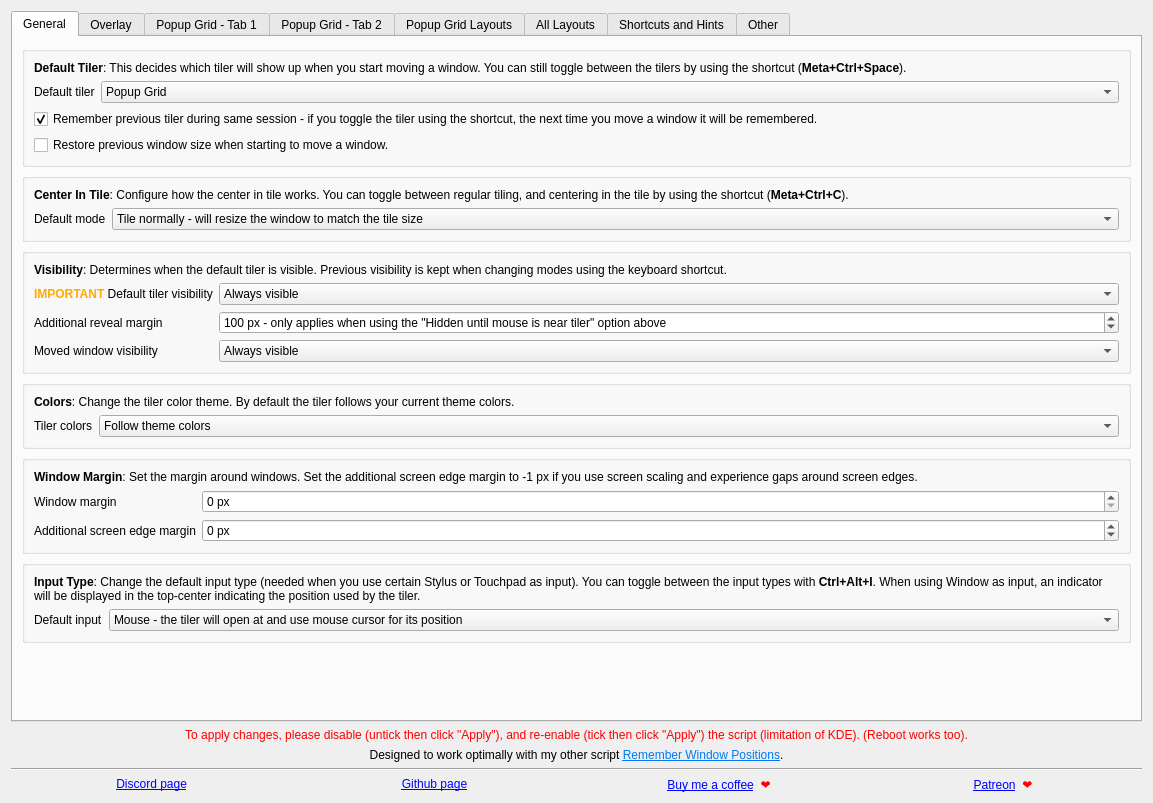
First picture: the form in src/contents/ui/config.ui, repository rxappdev/MouseTiler, before the edit.
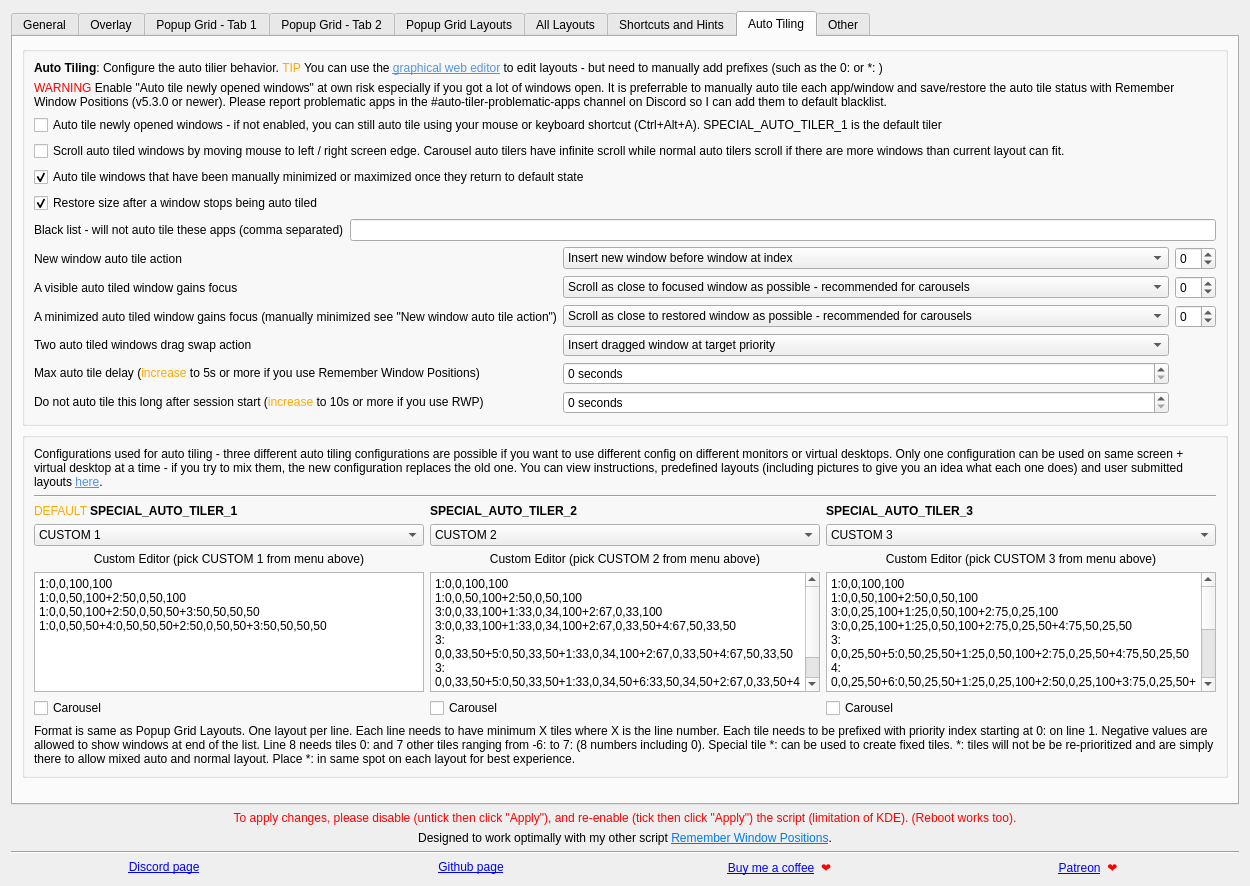
Second picture: the form after the edit. The open tabs and pages were chosen to show the change. Icons and pictures are not drawn.

Commit message: Added auto-tiling support (16 pre-defined auto-tilers to chose from + ability to create own layouts). Supports carousels and static layouts (or mix of both). Added setting to change grid tiler background opacity.

```diff
--- a/src/contents/ui/config.ui
+++ b/src/contents/ui/config.ui
@@ -6,8 +6,8 @@
    <rect>
     <x>0</x>
     <y>0</y>
-    <width>1153</width>
-    <height>803</height>
+    <width>1250</width>
+    <height>886</height>
    </rect>
   </property>
   <property name="sizePolicy">
@@ -19,7 +19,7 @@
   <property name="minimumSize">
    <size>
     <width>1060</width>
-    <height>765</height>
+    <height>766</height>
    </size>
   </property>
   <layout class="QVBoxLayout" name="verticalLayout">
@@ -2147,6 +2147,825 @@
           </item>
          </layout>
         </widget>
+       </item>
+       <item>
+        <spacer name="verticalSpacer_6">
+         <property name="orientation">
+          <enum>Qt::Orientation::Vertical</enum>
+         </property>
+         <property name="sizeHint" stdset="0">
+          <size>
+           <width>0</width>
+           <height>0</height>
+          </size>
+         </property>
+        </spacer>
+       </item>
+      </layout>
+     </widget>
+     <widget class="QWidget" name="tab_autoTile">
+      <attribute name="icon">
+       <iconset theme="process-working"/>
+      </attribute>
+      <attribute name="title">
+       <string>Auto Tiling</string>
+      </attribute>
+      <layout class="QVBoxLayout" name="verticalLayout_25">
+       <item>
+        <widget class="QGroupBox" name="groupBox_16">
+         <property name="title">
+          <string/>
+         </property>
+         <layout class="QVBoxLayout" name="verticalLayout_27">
+          <item>
+           <widget class="QLabel" name="label_74">
+            <property name="text">
+             <string>&lt;html&gt;&lt;head/&gt;&lt;body&gt;&lt;p&gt;&lt;span style=&quot; font-weight:700;&quot;&gt;Auto Tiling&lt;/span&gt;: Configure the auto tilier behavior. &lt;span style=&quot; color:#ffaa00;&quot;&gt;TIP&lt;/span&gt; You can use the &lt;a href=&quot;https://rxweb.epizy.com/mousetiler/editor.html&quot;&gt;&lt;span style=&quot; text-decoration: underline; color:#5294e2;&quot;&gt;graphical web editor&lt;/span&gt;&lt;/a&gt; to edit layouts - but need to manually add prefixes (such as the 0: or *: )&lt;/p&gt;&lt;/body&gt;&lt;/html&gt;</string>
+            </property>
+            <property name="openExternalLinks">
+             <bool>true</bool>
+            </property>
+           </widget>
+          </item>
+          <item>
+           <widget class="QLabel" name="label_91">
+            <property name="text">
+             <string>&lt;html&gt;&lt;head/&gt;&lt;body&gt;&lt;p&gt;&lt;span style=&quot; color:#ff0000;&quot;&gt;WARNING&lt;/span&gt; Enable &amp;quot;Auto tile newly opened windows&amp;quot; at own risk especially if you got a lot of windows open. It is preferrable to manually auto tile each app/window and save/restore the auto tile status with Remember Window Positions (v5.3.0 or newer). Please report problematic apps in the #auto-tiler-problematic-apps channel on Discord so I can add them to default blacklist.&lt;/p&gt;&lt;/body&gt;&lt;/html&gt;</string>
+            </property>
+            <property name="wordWrap">
+             <bool>true</bool>
+            </property>
+           </widget>
+          </item>
+          <item>
+           <widget class="QCheckBox" name="kcfg_autoTileNewWindows">
+            <property name="text">
+             <string>Auto tile newly opened windows - if not enabled, you can still auto tile using your mouse or keyboard shortcut (Ctrl+Alt+A). SPECIAL_AUTO_TILER_1 is the default tiler</string>
+            </property>
+           </widget>
+          </item>
+          <item>
+           <widget class="QCheckBox" name="kcfg_autoTilerEdgeScroll">
+            <property name="text">
+             <string>Scroll auto tiled windows by moving mouse to left / right screen edge. Carousel auto tilers have infinite scroll while normal auto tilers scroll if there are more windows than current layout can fit.</string>
+            </property>
+           </widget>
+          </item>
+          <item>
+           <widget class="QCheckBox" name="kcfg_autoTileMinimizedMaximized">
+            <property name="text">
+             <string>Auto tile windows that have been manually minimized or maximized once they return to default state</string>
+            </property>
+            <property name="checked">
+             <bool>true</bool>
+            </property>
+           </widget>
+          </item>
+          <item>
+           <widget class="QCheckBox" name="kcfg_autoTileRestoreSize">
+            <property name="text">
+             <string>Restore size after a window stops being auto tiled</string>
+            </property>
+            <property name="checked">
+             <bool>true</bool>
+            </property>
+           </widget>
+          </item>
+          <item>
+           <layout class="QFormLayout" name="formLayout_9">
+            <item row="0" column="1">
+             <widget class="QLineEdit" name="kcfg_autoTileBlacklist"/>
+            </item>
+            <item row="0" column="0">
+             <widget class="QLabel" name="label_90">
+              <property name="text">
+               <string>Black list - will not auto tile these apps (comma separated)</string>
+              </property>
+             </widget>
+            </item>
+           </layout>
+          </item>
+          <item>
+           <layout class="QGridLayout" name="gridLayout_4">
+            <item row="0" column="0">
+             <widget class="QLabel" name="label_76">
+              <property name="text">
+               <string>New window auto tile action</string>
+              </property>
+             </widget>
+            </item>
+            <item row="1" column="1">
+             <widget class="QComboBox" name="kcfg_autoTileFocusAction">
+              <property name="sizePolicy">
+               <sizepolicy hsizetype="MinimumExpanding" vsizetype="Fixed">
+                <horstretch>0</horstretch>
+                <verstretch>0</verstretch>
+               </sizepolicy>
+              </property>
+              <item>
+               <property name="text">
+                <string>Scroll as close to focused window as possible - recommended for carousels</string>
+               </property>
+              </item>
+              <item>
+               <property name="text">
+                <string>Insert focused window at index</string>
+               </property>
+              </item>
+              <item>
+               <property name="text">
+                <string>Insert focused window at index - ignore primary</string>
+               </property>
+              </item>
+              <item>
+               <property name="text">
+                <string>Swap place with window at index</string>
+               </property>
+              </item>
+              <item>
+               <property name="text">
+                <string>Swap place with window at index - ignore primary</string>
+               </property>
+              </item>
+              <item>
+               <property name="text">
+                <string>Do nothing</string>
+               </property>
+              </item>
+             </widget>
+            </item>
+            <item row="0" column="1">
+             <widget class="QComboBox" name="kcfg_autoTileWindowAction">
+              <property name="sizePolicy">
+               <sizepolicy hsizetype="MinimumExpanding" vsizetype="Fixed">
+                <horstretch>0</horstretch>
+                <verstretch>0</verstretch>
+               </sizepolicy>
+              </property>
+              <item>
+               <property name="text">
+                <string>Insert new window before window at index</string>
+               </property>
+              </item>
+              <item>
+               <property name="text">
+                <string>Insert new window after window at index</string>
+               </property>
+              </item>
+             </widget>
+            </item>
+            <item row="6" column="0">
+             <widget class="QLabel" name="label_79">
+              <property name="text">
+               <string>&lt;html&gt;&lt;head/&gt;&lt;body&gt;&lt;p&gt;Do not auto tile this long after session start (&lt;span style=&quot; color:#ffaa00;&quot;&gt;increase&lt;/span&gt; to 10s or more if you use RWP)&lt;/p&gt;&lt;/body&gt;&lt;/html&gt;</string>
+              </property>
+             </widget>
+            </item>
+            <item row="1" column="0">
+             <widget class="QLabel" name="label_78">
+              <property name="text">
+               <string>A visible auto tiled window gains focus</string>
+              </property>
+             </widget>
+            </item>
+            <item row="5" column="1">
+             <widget class="QSpinBox" name="kcfg_maxAutoTileDelay">
+              <property name="sizePolicy">
+               <sizepolicy hsizetype="MinimumExpanding" vsizetype="Fixed">
+                <horstretch>0</horstretch>
+                <verstretch>0</verstretch>
+               </sizepolicy>
+              </property>
+              <property name="suffix">
+               <string> seconds</string>
+              </property>
+              <property name="maximum">
+               <number>60</number>
+              </property>
+             </widget>
+            </item>
+            <item row="2" column="0">
+             <widget class="QLabel" name="label_89">
+              <property name="text">
+               <string>A minimized auto tiled window gains focus (manually minimized see &quot;New window auto tile action&quot;)</string>
+              </property>
+             </widget>
+            </item>
+            <item row="0" column="2">
+             <widget class="QSpinBox" name="kcfg_autoTileWindowIndex">
+              <property name="minimum">
+               <number>-1</number>
+              </property>
+              <property name="maximum">
+               <number>16</number>
+              </property>
+             </widget>
+            </item>
+            <item row="5" column="0">
+             <widget class="QLabel" name="label_75">
+              <property name="text">
+               <string>&lt;html&gt;&lt;head/&gt;&lt;body&gt;&lt;p&gt;Max auto tile delay (&lt;span style=&quot; color:#ffaa00;&quot;&gt;increase&lt;/span&gt; to 5s or more if you use Remember Window Positions)&lt;/p&gt;&lt;/body&gt;&lt;/html&gt;</string>
+              </property>
+             </widget>
+            </item>
+            <item row="3" column="0">
+             <widget class="QLabel" name="label_77">
+              <property name="text">
+               <string>Two auto tiled windows drag swap action</string>
+              </property>
+             </widget>
+            </item>
+            <item row="3" column="1">
+             <widget class="QComboBox" name="kcfg_autoTileDragSwapAction">
+              <property name="sizePolicy">
+               <sizepolicy hsizetype="MinimumExpanding" vsizetype="Fixed">
+                <horstretch>0</horstretch>
+                <verstretch>0</verstretch>
+               </sizepolicy>
+              </property>
+              <property name="currentIndex">
+               <number>0</number>
+              </property>
+              <item>
+               <property name="text">
+                <string>Insert dragged window at target priority</string>
+               </property>
+              </item>
+              <item>
+               <property name="text">
+                <string>Swap places</string>
+               </property>
+              </item>
+             </widget>
+            </item>
+            <item row="6" column="1">
+             <widget class="QSpinBox" name="kcfg_maxAutoTileDelaySessionStart">
+              <property name="sizePolicy">
+               <sizepolicy hsizetype="MinimumExpanding" vsizetype="Fixed">
+                <horstretch>0</horstretch>
+                <verstretch>0</verstretch>
+               </sizepolicy>
+              </property>
+              <property name="suffix">
+               <string> seconds</string>
+              </property>
+              <property name="maximum">
+               <number>60</number>
+              </property>
+             </widget>
+            </item>
+            <item row="2" column="1">
+             <widget class="QComboBox" name="kcfg_autoTileMinimizedFocusAction">
+              <property name="sizePolicy">
+               <sizepolicy hsizetype="MinimumExpanding" vsizetype="Fixed">
+                <horstretch>0</horstretch>
+                <verstretch>0</verstretch>
+               </sizepolicy>
+              </property>
+              <item>
+               <property name="text">
+                <string>Scroll as close to restored window as possible - recommended for carousels</string>
+               </property>
+              </item>
+              <item>
+               <property name="text">
+                <string>Insert restored window before window at index</string>
+               </property>
+              </item>
+              <item>
+               <property name="text">
+                <string>Swap place with window at index</string>
+               </property>
+              </item>
+             </widget>
+            </item>
+            <item row="2" column="2">
+             <widget class="QSpinBox" name="kcfg_autoTileMinimizedFocusIndex">
+              <property name="minimum">
+               <number>-1</number>
+              </property>
+              <property name="maximum">
+               <number>16</number>
+              </property>
+             </widget>
+            </item>
+            <item row="1" column="2">
+             <widget class="QSpinBox" name="kcfg_autoTileFocusIndex">
+              <property name="minimum">
+               <number>-1</number>
+              </property>
+              <property name="maximum">
+               <number>16</number>
+              </property>
+             </widget>
+            </item>
+           </layout>
+          </item>
+         </layout>
+        </widget>
+       </item>
+       <item>
+        <widget class="QGroupBox" name="groupBox_15">
+         <property name="title">
+          <string/>
+         </property>
+         <layout class="QVBoxLayout" name="verticalLayout_26">
+          <item>
+           <widget class="QLabel" name="label_81">
+            <property name="text">
+             <string>&lt;html&gt;&lt;head/&gt;&lt;body&gt;&lt;p&gt;Configurations used for auto tiling - three different auto tiling configurations are possible if you want to use different config on different monitors or virtual desktops. Only one configuration can be used on same screen + virtual desktop at a time - if you try to mix them, the new configuration replaces the old one. You can view instructions, predefined layouts (including pictures to give you an idea what each one does) and user submitted layouts &lt;a href=&quot;https://github.com/rxappdev/MouseTiler/blob/main/AUTOTILERGUIDE.md&quot;&gt;&lt;span style=&quot; text-decoration: underline; color:#5294e2;&quot;&gt;here&lt;/span&gt;&lt;/a&gt;.&lt;/p&gt;&lt;/body&gt;&lt;/html&gt;</string>
+            </property>
+            <property name="wordWrap">
+             <bool>true</bool>
+            </property>
+            <property name="openExternalLinks">
+             <bool>true</bool>
+            </property>
+           </widget>
+          </item>
+          <item>
+           <widget class="Line" name="line_18">
+            <property name="orientation">
+             <enum>Qt::Orientation::Horizontal</enum>
+            </property>
+           </widget>
+          </item>
+          <item>
+           <layout class="QGridLayout" name="gridLayout_3">
+            <item row="3" column="2">
+             <widget class="QPlainTextEdit" name="kcfg_autoTilerCustom3">
+              <property name="sizePolicy">
+               <sizepolicy hsizetype="Expanding" vsizetype="Fixed">
+                <horstretch>0</horstretch>
+                <verstretch>0</verstretch>
+               </sizepolicy>
+              </property>
+              <property name="minimumSize">
+               <size>
+                <width>0</width>
+                <height>120</height>
+               </size>
+              </property>
+              <property name="maximumSize">
+               <size>
+                <width>16777215</width>
+                <height>120</height>
+               </size>
+              </property>
+              <property name="plainText">
+               <string>1:0,0,100,100
+1:0,0,50,100+2:50,0,50,100
+3:0,0,25,100+1:25,0,50,100+2:75,0,25,100
+3:0,0,25,100+1:25,0,50,100+2:75,0,25,50+4:75,50,25,50
+3:0,0,25,50+5:0,50,25,50+1:25,0,50,100+2:75,0,25,50+4:75,50,25,50
+4:0,0,25,50+6:0,50,25,50+1:25,0,25,100+2:50,0,25,100+3:75,0,25,50+5:75,50,25,50
+4:0,0,25,50+7:0,50,25,50+1:25,0,25,100+2:50,0,25,50+6:50,50,25,50+3:75,0,25,50+5:75,50,25,50
+4:0,0,25,50+8:0,50,25,50+1:25,0,25,50+7:25,50,25,50+2:50,0,25,50+6:50,50,25,50+3:75,0,25,50+5:75,50,25,50</string>
+              </property>
+             </widget>
+            </item>
+            <item row="0" column="1">
+             <widget class="QLabel" name="label_83">
+              <property name="font">
+               <font>
+                <bold>true</bold>
+               </font>
+              </property>
+              <property name="text">
+               <string>SPECIAL_AUTO_TILER_2</string>
+              </property>
+             </widget>
+            </item>
+            <item row="2" column="2">
+             <widget class="QLabel" name="label_73">
+              <property name="text">
+               <string>Custom Editor (pick CUSTOM 3 from menu above)</string>
+              </property>
+              <property name="alignment">
+               <set>Qt::AlignmentFlag::AlignCenter</set>
+              </property>
+             </widget>
+            </item>
+            <item row="1" column="1">
+             <widget class="QComboBox" name="kcfg_autoTilerMode2">
+              <item>
+               <property name="text">
+                <string>CUSTOM 2</string>
+               </property>
+              </item>
+              <item>
+               <property name="text">
+                <string>✅ Multi-monitor friendly - SINGLE TILE CAROUSEL</string>
+               </property>
+              </item>
+              <item>
+               <property name="text">
+                <string>❌ Multi-monitor friendly - THREE TILE CAROUSEL</string>
+               </property>
+              </item>
+              <item>
+               <property name="text">
+                <string>❌ Multi-monitor friendly - 50% CAROUSEL</string>
+               </property>
+              </item>
+              <item>
+               <property name="text">
+                <string>❌ Multi-monitor friendly - 66% CAROUSEL</string>
+               </property>
+              </item>
+              <item>
+               <property name="text">
+                <string>❌ Multi-monitor friendly - 96% CAROUSEL</string>
+               </property>
+              </item>
+              <item>
+               <property name="text">
+                <string>✅ Multi-monitor friendly - 3 CARD STACK</string>
+               </property>
+              </item>
+              <item>
+               <property name="text">
+                <string>✅ Multi-monitor friendly - 5 CARD STACK</string>
+               </property>
+              </item>
+              <item>
+               <property name="text">
+                <string>✅ Multi-monitor friendly - SPIRAL 4</string>
+               </property>
+              </item>
+              <item>
+               <property name="text">
+                <string>✅ Multi-monitor friendly - SPIRAL 8</string>
+               </property>
+              </item>
+              <item>
+               <property name="text">
+                <string>✅ Multi-monitor friendly - 50% + 2 STACK</string>
+               </property>
+              </item>
+              <item>
+               <property name="text">
+                <string>✅ Multi-monitor friendly - 50% + 3 STACK</string>
+               </property>
+              </item>
+              <item>
+               <property name="text">
+                <string>✅ Multi-monitor friendly - 67% + 2 STACK</string>
+               </property>
+              </item>
+              <item>
+               <property name="text">
+                <string>✅ Multi-monitor friendly - 67% + 3 STACK</string>
+               </property>
+              </item>
+              <item>
+               <property name="text">
+                <string>✅ Multi-monitor friendly - 2 + 50% + 2 STACK</string>
+               </property>
+              </item>
+              <item>
+               <property name="text">
+                <string>✅ Multi-monitor friendly - * | 1 + 50% + * | 1 CAROUSEL</string>
+               </property>
+              </item>
+              <item>
+               <property name="text">
+                <string>✅ Multi-monitor friendly - 1 | * + 50% + 1 | * CAROUSEL</string>
+               </property>
+              </item>
+             </widget>
+            </item>
+            <item row="2" column="0">
+             <widget class="QLabel" name="label_71">
+              <property name="text">
+               <string>Custom Editor (pick CUSTOM 1 from menu above)</string>
+              </property>
+              <property name="alignment">
+               <set>Qt::AlignmentFlag::AlignCenter</set>
+              </property>
+             </widget>
+            </item>
+            <item row="0" column="2">
+             <widget class="QLabel" name="label_88">
+              <property name="font">
+               <font>
+                <bold>true</bold>
+               </font>
+              </property>
+              <property name="text">
+               <string>SPECIAL_AUTO_TILER_3</string>
+              </property>
+             </widget>
+            </item>
+            <item row="0" column="0">
+             <widget class="QLabel" name="label_80">
+              <property name="font">
+               <font>
+                <bold>true</bold>
+               </font>
+              </property>
+              <property name="text">
+               <string>&lt;html&gt;&lt;head/&gt;&lt;body&gt;&lt;p&gt;&lt;span style=&quot; font-weight:400; color:#ffaa00;&quot;&gt;DEFAULT &lt;/span&gt;SPECIAL_AUTO_TILER_1&lt;/p&gt;&lt;/body&gt;&lt;/html&gt;</string>
+              </property>
+             </widget>
+            </item>
+            <item row="2" column="1">
+             <widget class="QLabel" name="label_72">
+              <property name="text">
+               <string>Custom Editor (pick CUSTOM 2 from menu above)</string>
+              </property>
+              <property name="alignment">
+               <set>Qt::AlignmentFlag::AlignCenter</set>
+              </property>
+             </widget>
+            </item>
+            <item row="3" column="0">
+             <widget class="QPlainTextEdit" name="kcfg_autoTilerCustom1">
+              <property name="sizePolicy">
+               <sizepolicy hsizetype="Expanding" vsizetype="Fixed">
+                <horstretch>0</horstretch>
+                <verstretch>0</verstretch>
+               </sizepolicy>
+              </property>
+              <property name="minimumSize">
+               <size>
+                <width>0</width>
+                <height>120</height>
+               </size>
+              </property>
+              <property name="maximumSize">
+               <size>
+                <width>16777215</width>
+                <height>120</height>
+               </size>
+              </property>
+              <property name="plainText">
+               <string>1:0,0,100,100
+1:0,0,50,100+2:50,0,50,100
+1:0,0,50,100+2:50,0,50,50+3:50,50,50,50
+1:0,0,50,50+4:0,50,50,50+2:50,0,50,50+3:50,50,50,50</string>
+              </property>
+             </widget>
+            </item>
+            <item row="3" column="1">
+             <widget class="QPlainTextEdit" name="kcfg_autoTilerCustom2">
+              <property name="sizePolicy">
+               <sizepolicy hsizetype="Expanding" vsizetype="Fixed">
+                <horstretch>0</horstretch>
+                <verstretch>0</verstretch>
+               </sizepolicy>
+              </property>
+              <property name="minimumSize">
+               <size>
+                <width>0</width>
+                <height>120</height>
+               </size>
+              </property>
+              <property name="maximumSize">
+               <size>
+                <width>16777215</width>
+                <height>120</height>
+               </size>
+              </property>
+              <property name="plainText">
+               <string>1:0,0,100,100
+1:0,0,50,100+2:50,0,50,100
+3:0,0,33,100+1:33,0,34,100+2:67,0,33,100
+3:0,0,33,100+1:33,0,34,100+2:67,0,33,50+4:67,50,33,50
+3:0,0,33,50+5:0,50,33,50+1:33,0,34,100+2:67,0,33,50+4:67,50,33,50
+3:0,0,33,50+5:0,50,33,50+1:33,0,34,50+6:33,50,34,50+2:67,0,33,50+4:67,50,33,50</string>
+              </property>
+             </widget>
+            </item>
+            <item row="1" column="0">
+             <widget class="QComboBox" name="kcfg_autoTilerMode1">
+              <item>
+               <property name="text">
+                <string>CUSTOM 1</string>
+               </property>
+              </item>
+              <item>
+               <property name="text">
+                <string>✅ Multi-monitor friendly - SINGLE TILE CAROUSEL</string>
+               </property>
+              </item>
+              <item>
+               <property name="text">
+                <string>❌ Multi-monitor friendly - THREE TILE CAROUSEL</string>
+               </property>
+              </item>
+              <item>
+               <property name="text">
+                <string>❌ Multi-monitor friendly - 50% CAROUSEL</string>
+               </property>
+              </item>
+              <item>
+               <property name="text">
+                <string>❌ Multi-monitor friendly - 66% CAROUSEL</string>
+               </property>
+              </item>
+              <item>
+               <property name="text">
+                <string>❌ Multi-monitor friendly - 96% CAROUSEL</string>
+               </property>
+              </item>
+              <item>
+               <property name="text">
+                <string>✅ Multi-monitor friendly - 3 CARD STACK</string>
+               </property>
+              </item>
+              <item>
+               <property name="text">
+                <string>✅ Multi-monitor friendly - 5 CARD STACK</string>
+               </property>
+              </item>
+              <item>
+               <property name="text">
+                <string>✅ Multi-monitor friendly - SPIRAL 4</string>
+               </property>
+              </item>
+              <item>
+               <property name="text">
+                <string>✅ Multi-monitor friendly - SPIRAL 8</string>
+               </property>
+              </item>
+              <item>
+               <property name="text">
+                <string>✅ Multi-monitor friendly - 50% + 2 STACK</string>
+               </property>
+              </item>
+              <item>
+               <property name="text">
+                <string>✅ Multi-monitor friendly - 50% + 3 STACK</string>
+               </property>
+              </item>
+              <item>
+               <property name="text">
+                <string>✅ Multi-monitor friendly - 67% + 2 STACK</string>
+               </property>
+              </item>
+              <item>
+               <property name="text">
+                <string>✅ Multi-monitor friendly - 67% + 3 STACK</string>
+               </property>
+              </item>
+              <item>
+               <property name="text">
+                <string>✅ Multi-monitor friendly - 2 + 50% + 2 STACK</string>
+               </property>
+              </item>
+              <item>
+               <property name="text">
+                <string>✅ Multi-monitor friendly - * | 1 + 50% + * | 1 CAROUSEL</string>
+               </property>
+              </item>
+              <item>
+               <property name="text">
+                <string>✅ Multi-monitor friendly - 1 | * + 50% + 1 | * CAROUSEL</string>
+               </property>
+              </item>
+             </widget>
+            </item>
+            <item row="1" column="2">
+             <widget class="QComboBox" name="kcfg_autoTilerMode3">
+              <item>
+               <property name="text">
+                <string>CUSTOM 3</string>
+               </property>
+              </item>
+              <item>
+               <property name="text">
+                <string>✅ Multi-monitor friendly - SINGLE TILE CAROUSEL</string>
+               </property>
+              </item>
+              <item>
+               <property name="text">
+                <string>❌ Multi-monitor friendly - THREE TILE CAROUSEL</string>
+               </property>
+              </item>
+              <item>
+               <property name="text">
+                <string>❌ Multi-monitor friendly - 50% CAROUSEL</string>
+               </property>
+              </item>
+              <item>
+               <property name="text">
+                <string>❌ Multi-monitor friendly - 66% CAROUSEL</string>
+               </property>
+              </item>
+              <item>
+               <property name="text">
+                <string>❌ Multi-monitor friendly - 96% CAROUSEL</string>
+               </property>
+              </item>
+              <item>
+               <property name="text">
+                <string>✅ Multi-monitor friendly - 3 CARD STACK</string>
+               </property>
+              </item>
+              <item>
+               <property name="text">
+                <string>✅ Multi-monitor friendly - 5 CARD STACK</string>
+               </property>
+              </item>
+              <item>
+               <property name="text">
+                <string>✅ Multi-monitor friendly - SPIRAL 4</string>
+               </property>
+              </item>
+              <item>
+               <property name="text">
+                <string>✅ Multi-monitor friendly - SPIRAL 8</string>
+               </property>
+              </item>
+              <item>
+               <property name="text">
+                <string>✅ Multi-monitor friendly - 50% + 2 STACK</string>
+               </property>
+              </item>
+              <item>
+               <property name="text">
+                <string>✅ Multi-monitor friendly - 50% + 3 STACK</string>
+               </property>
+              </item>
+              <item>
+               <property name="text">
+                <string>✅ Multi-monitor friendly - 67% + 2 STACK</string>
+               </property>
+              </item>
+              <item>
+               <property name="text">
+                <string>✅ Multi-monitor friendly - 67% + 3 STACK</string>
+               </property>
+              </item>
+              <item>
+               <property name="text">
+                <string>✅ Multi-monitor friendly - 2 + 50% + 2 STACK</string>
+               </property>
+              </item>
+              <item>
+               <property name="text">
+                <string>✅ Multi-monitor friendly - * | 1 + 50% + * | 1 CAROUSEL</string>
+               </property>
+              </item>
+              <item>
+               <property name="text">
+                <string>✅ Multi-monitor friendly - 1 | * + 50% + 1 | * CAROUSEL</string>
+               </property>
+              </item>
+             </widget>
+            </item>
+            <item row="4" column="0">
+             <widget class="QCheckBox" name="kcfg_autoTilerCarousel1">
+              <property name="text">
+               <string>Carousel</string>
+              </property>
+             </widget>
+            </item>
+            <item row="4" column="1">
+             <widget class="QCheckBox" name="kcfg_autoTilerCarousel2">
+              <property name="text">
+               <string>Carousel</string>
+              </property>
+             </widget>
+            </item>
+            <item row="4" column="2">
+             <widget class="QCheckBox" name="kcfg_autoTilerCarousel3">
+              <property name="text">
+               <string>Carousel</string>
+              </property>
+             </widget>
+            </item>
+           </layout>
+          </item>
+          <item>
+           <widget class="QLabel" name="label_82">
+            <property name="text">
+             <string>&lt;html&gt;&lt;head/&gt;&lt;body&gt;&lt;p&gt;Format is same as Popup Grid Layouts. One layout per line. Each line needs to have minimum X tiles where X is the line number. Each tile needs to be prefixed with priority index starting at 0: on line 1. Negative values are allowed to show windows at end of the list. Line 8 needs tiles 0: and 7 other tiles ranging from -6: to 7: (8 numbers including 0). Special tile *: can be used to create fixed tiles. *: tiles will not be be re-prioritized and are simply there to allow mixed auto and normal layout. Place *: in same spot on each layout for best experience.&lt;/p&gt;&lt;/body&gt;&lt;/html&gt;</string>
+            </property>
+            <property name="wordWrap">
+             <bool>true</bool>
+            </property>
+           </widget>
+          </item>
+         </layout>
+        </widget>
+       </item>
+       <item>
+        <spacer name="verticalSpacer_5">
+         <property name="orientation">
+          <enum>Qt::Orientation::Vertical</enum>
+         </property>
+         <property name="sizeType">
+          <enum>QSizePolicy::Policy::Expanding</enum>
+         </property>
+         <property name="sizeHint" stdset="0">
+          <size>
+           <width>0</width>
+           <height>0</height>
+          </size>
+         </property>
+        </spacer>
        </item>
       </layout>
      </widget>
```
Left out of the diff: 744 changed lines with no effect on the pictures. The commit also changes 9 other files.
